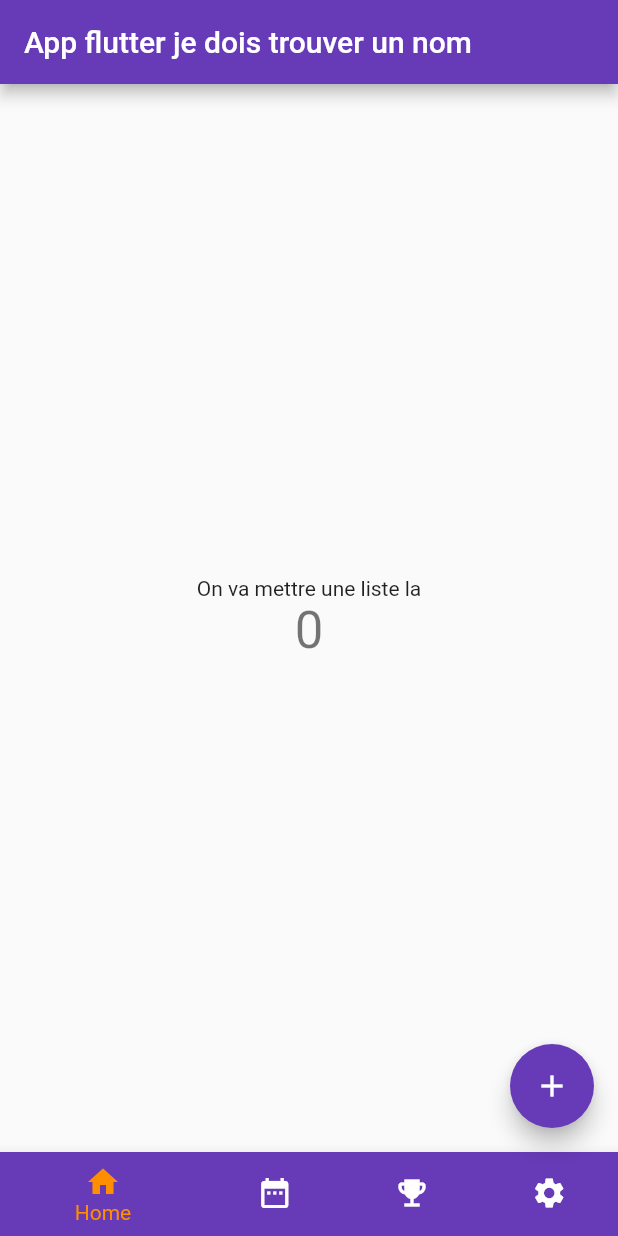
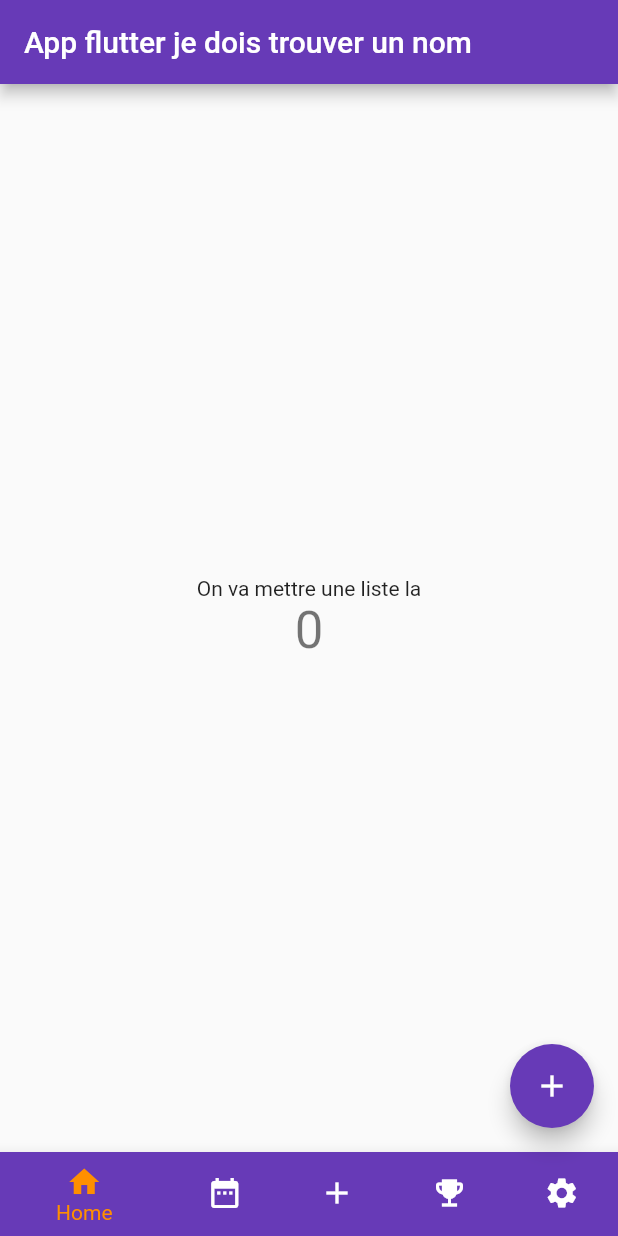
Before and after one commit to MelTripot/MuscleSchedule, a Flutter app: the screen it shows after launch, on a phone screen of 412 x 824 dp. Run offline on Flutter 3.47's test engine with Material 2 defaults, Android fonts, the light colour scheme and no system bars.

Commit message:
Maj architecture
j'ai remis en place l'archi de l'app

```diff
--- a/muscle_schedule/lib/main.dart
+++ b/muscle_schedule/lib/main.dart
@@ -1,5 +1,5 @@
 import 'package:flutter/material.dart';
-import 'package:muscle_schedule/navgbar.dart';
+import 'package:muscle_schedule/widget/navgbar.dart';
 
 void main() {
   runApp(const MyApp());
--- a/muscle_schedule/lib/navgbar.dart
+++ b/muscle_schedule/lib/widget/navgbar.dart
@@ -13,24 +13,6 @@ class _NavbarState extends State<Navbar> {
 
   static const TextStyle optionStyle =
       TextStyle(fontSize: 30, fontWeight: FontWeight.bold);
-  static const List<Widget> _widgetOptions = <Widget>[
-    Text(
-      'Index 0: Home',
-      style: optionStyle,
-    ),
-    Text(
-      'Index 1: Business',
-      style: optionStyle,
-    ),
-    Text(
-      'Index 2: School',
-      style: optionStyle,
-    ),
-    Text(
-      'Index 3: Settings',
-      style: optionStyle,
-    ),
-  ];
 
   void _onItemTapped(int index) {
     setState(() {
@@ -53,6 +35,11 @@ class _NavbarState extends State<Navbar> {
           backgroundColor: bgrdColor,
         ),
         BottomNavigationBarItem(
+          icon: Icon(Icons.add),
+          label: 'Add',
+          backgroundColor: bgrdColor,
+        ),
+        BottomNavigationBarItem(
           icon: Icon(Icons.emoji_events),
           label: 'PR',
           backgroundColor: bgrdColor,
```
Also changed, not shown: muscle_schedule/lib/pages/calendar.dart (added), muscle_schedule/lib/pages/param.dart (added), muscle_schedule/lib/pages/record.dart (added), muscle_schedule/lib/pages/search.dart (added), muscle_schedule/lib/pages/workout.dart (added).
